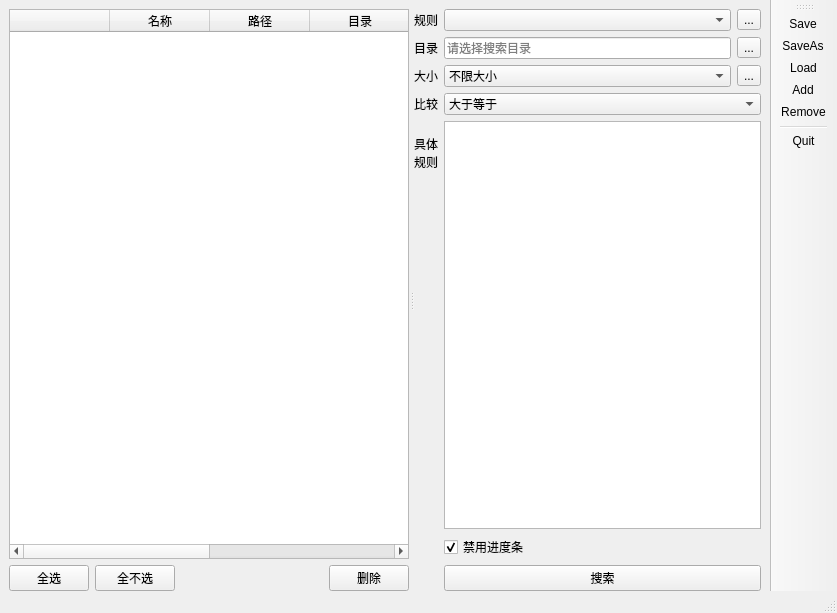
Above: ui/main_table_widget.ui from shampoo6/TooMuchLeft before the change. Below: the same form after it.
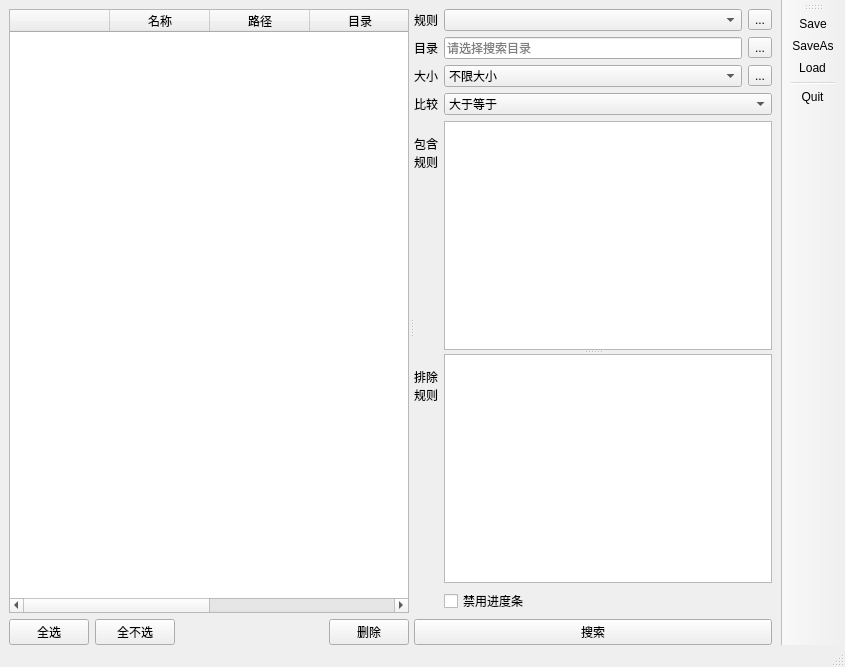
That is the form after the change. Icons and pictures are not drawn. Custom widgets are drawn as their Qt base class.

Commit message: 新增排除列表功能

Diff of the .ui file:
```diff
--- a/ui/main_table_widget.ui
+++ b/ui/main_table_widget.ui
@@ -6,8 +6,8 @@
    <rect>
     <x>0</x>
     <y>0</y>
-    <width>837</width>
-    <height>613</height>
+    <width>845</width>
+    <height>667</height>
    </rect>
   </property>
   <property name="windowTitle">
@@ -192,20 +192,10 @@
        <property name="autoFillBackground">
         <bool>true</bool>
        </property>
-       <layout class="QFormLayout" name="formLayout">
-        <property name="leftMargin">
-         <number>0</number>
-        </property>
-        <property name="topMargin">
-         <number>0</number>
-        </property>
-        <property name="rightMargin">
-         <number>0</number>
-        </property>
-        <property name="bottomMargin">
-         <number>0</number>
-        </property>
+       <layout class="QFormLayout" name="formLayout_3">
         <item row="0" column="0">
+         <layout class="QHBoxLayout" name="horizontalLayout_6">
+          <item>
          <widget class="QLabel" name="label_5">
           <property name="toolTip">
            <string>选择设置好的规则</string>
@@ -218,8 +208,10 @@
           </property>
          </widget>
         </item>
+         </layout>
+        </item>
         <item row="0" column="1">
-         <layout class="QHBoxLayout" name="horizontalLayout_6">
+         <layout class="QHBoxLayout" name="horizontalLayout_7">
           <item>
            <widget class="QComboBox" name="ruleNameBox"/>
           </item>
@@ -252,7 +244,7 @@
          </widget>
         </item>
         <item row="1" column="1">
-         <layout class="QHBoxLayout" name="horizontalLayout_4">
+         <layout class="QHBoxLayout" name="horizontalLayout_8">
           <item>
            <widget class="QLineEdit" name="dir_edit">
             <property name="readOnly">
@@ -292,7 +284,7 @@
          </widget>
         </item>
         <item row="2" column="1">
-         <layout class="QHBoxLayout" name="horizontalLayout_3">
+         <layout class="QHBoxLayout" name="horizontalLayout_9">
           <item>
            <widget class="QComboBox" name="sizeBox">
             <item>
@@ -369,7 +361,17 @@
           </item>
          </widget>
         </item>
-        <item row="4" column="0">
+        <item row="4" column="0" colspan="2">
+         <widget class="QSplitter" name="ruleSpliter">
+          <property name="orientation">
+           <enum>Qt::Orientation::Vertical</enum>
+          </property>
+          <property name="childrenCollapsible">
+           <bool>false</bool>
+          </property>
+          <widget class="QWidget" name="layoutWidget">
+           <layout class="QFormLayout" name="formLayout">
+            <item row="0" column="0">
          <widget class="QLabel" name="label_3">
           <property name="cursor">
            <cursorShape>WhatsThisCursor</cursorShape>
@@ -382,31 +384,42 @@
            <string>搜索文件的规则，具体规则和.gitignore相同</string>
           </property>
           <property name="text">
-           <string>具体
+               <string>包含
 规则</string>
           </property>
          </widget>
         </item>
-        <item row="4" column="1">
-         <widget class="EditableList" name="ruleList">
+            <item row="0" column="1">
+             <widget class="EditableList" name="includeRuleList">
           <property name="enabled">
            <bool>true</bool>
           </property>
           <property name="sizePolicy">
            <sizepolicy hsizetype="Expanding" vsizetype="Expanding">
             <horstretch>0</horstretch>
-            <verstretch>1</verstretch>
-           </sizepolicy>
-          </property>
+                <verstretch>0</verstretch>
+               </sizepolicy>
+              </property>
+              <property name="minimumSize">
+               <size>
+                <width>0</width>
+                <height>64</height>
+               </size>
+              </property>
           <property name="selectionMode">
            <enum>QAbstractItemView::SelectionMode::ExtendedSelection</enum>
           </property>
          </widget>
         </item>
-        <item row="6" column="1">
-         <layout class="QHBoxLayout" name="horizontalLayout_5">
-          <item>
-           <widget class="QPushButton" name="searchButton">
+           </layout>
+          </widget>
+          <widget class="QWidget" name="layoutWidget">
+           <layout class="QFormLayout" name="formLayout_2">
+            <item row="0" column="0">
+             <widget class="QLabel" name="label_6">
+              <property name="cursor">
+               <cursorShape>WhatsThisCursor</cursorShape>
+              </property>
             <property name="toolTip">
              <string>搜索符合规则和文件大小的文件(Ctrl+Enter)</string>
             </property>
@@ -414,11 +427,33 @@
              <string>搜索符合规则和文件大小的文件(Ctrl+Enter)</string>
             </property>
             <property name="text">
-             <string>搜索</string>
+               <string>排除
+规则</string>
+              </property>
+             </widget>
+            </item>
+            <item row="0" column="1">
+             <widget class="EditableList" name="excludeRuleList">
+              <property name="sizePolicy">
+               <sizepolicy hsizetype="Expanding" vsizetype="Expanding">
+                <horstretch>0</horstretch>
+                <verstretch>0</verstretch>
+               </sizepolicy>
+              </property>
+              <property name="minimumSize">
+               <size>
+                <width>0</width>
+                <height>64</height>
+               </size>
+              </property>
+              <property name="selectionMode">
+               <enum>QAbstractItemView::SelectionMode::ExtendedSelection</enum>
             </property>
            </widget>
           </item>
          </layout>
+          </widget>
+         </widget>
         </item>
         <item row="5" column="1">
          <widget class="QCheckBox" name="disableProgressCheckBox">
@@ -432,13 +467,30 @@
            <string>禁用进度条</string>
           </property>
           <property name="checked">
-           <bool>true</bool>
+           <bool>false</bool>
           </property>
           <property name="tristate">
            <bool>false</bool>
           </property>
          </widget>
         </item>
+        <item row="6" column="0" colspan="2">
+         <layout class="QHBoxLayout" name="horizontalLayout_5">
+          <item>
+           <widget class="QPushButton" name="searchButton">
+            <property name="toolTip">
+             <string>搜索符合规则和文件大小的文件(Ctrl+Enter)</string>
+            </property>
+            <property name="statusTip">
+             <string>搜索符合规则和文件大小的文件(Ctrl+Enter)</string>
+            </property>
+            <property name="text">
+             <string>搜索</string>
+            </property>
+           </widget>
+          </item>
+         </layout>
+        </item>
        </layout>
       </widget>
      </widget>
@@ -447,12 +499,6 @@
   </widget>
   <widget class="QStatusBar" name="statusbar"/>
   <widget class="QToolBar" name="toolBar">
-   <property name="sizePolicy">
-    <sizepolicy hsizetype="Minimum" vsizetype="Preferred">
-     <horstretch>0</horstretch>
-     <verstretch>0</verstretch>
-    </sizepolicy>
-   </property>
    <property name="windowTitle">
     <string>toolBar</string>
    </property>
@@ -465,8 +511,6 @@
    <addaction name="actionSave"/>
    <addaction name="actionSaveAs"/>
    <addaction name="actionLoad"/>
-   <addaction name="actionAdd"/>
-   <addaction name="actionDelete"/>
    <addaction name="separator"/>
    <addaction name="actionQuit"/>
   </widget>
```
Left out of the diff: 9 changed lines with no effect on the pictures. Lines whose indentation alone changed are shown as unchanged. The commit also changes 11 other files.
